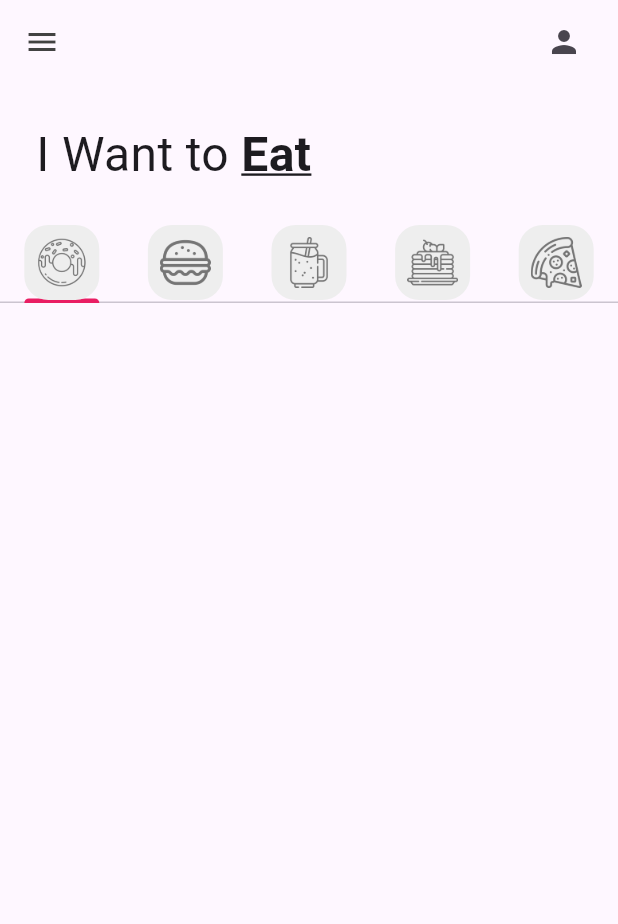
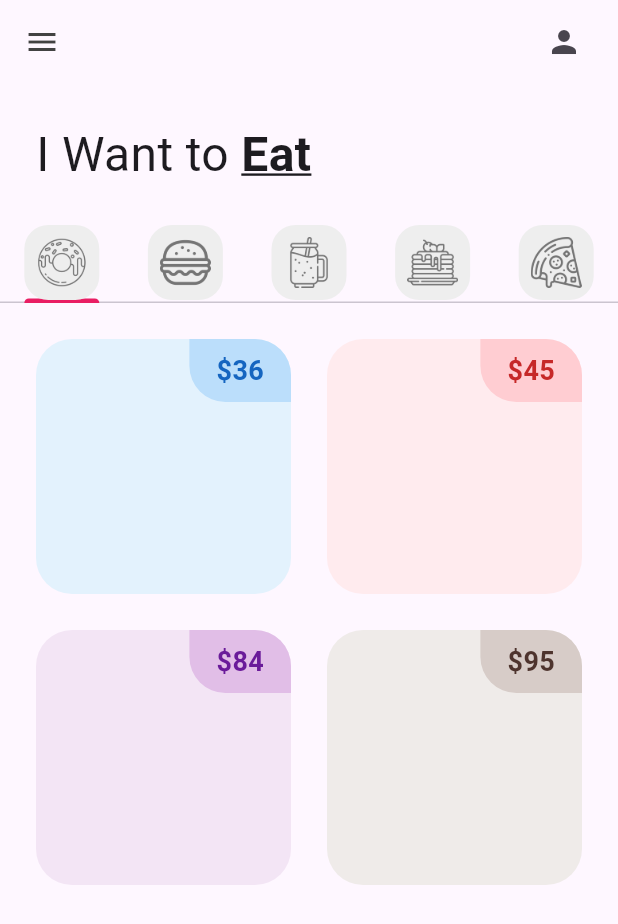
Before and after one commit to Brayam12/donut_app_4sa, a Flutter app: the screen it shows after launch, on a phone screen of 412 x 824 dp. Shown: the top 924 px of the screen. Run offline on Flutter 3.47's test engine with Material 3 defaults, Android fonts, the phone set to English and light mode, and no system bars.

Commit message:
Starting DonutTile

```diff
--- a/lib/tabs/donut_tab.dart
+++ b/lib/tabs/donut_tab.dart
@@ -1,7 +1,19 @@
+import 'package:donut_app_4sa/utils/donut_tile.dart';
 import 'package:flutter/material.dart';
 
 class DonutTab extends StatelessWidget {
-  const DonutTab({super.key});
+  //list of donuts
+  final List donutsOnSale = [
+    // [ donutFlavor, donutPrice, donutColor, imageName ]
+    ["Ice Cream", "36", Colors.blue, "lib/images/icecream_donut.png"],
+    ["Strawberry", "45", Colors.red, "lib/images/strawberry_donut.png"],
+    ["Grape Ape", "84", Colors.purple, "lib/images/grape_donut.png"],
+    ["Choco", "95", Colors.brown, "lib/images/chocolate_donut.png"],
+  ];
+
+
+
+  DonutTab({super.key});
 
   @override
   Widget build(BuildContext context) {
@@ -15,7 +27,14 @@ class DonutTab extends StatelessWidget {
       padding: const EdgeInsets.all(12),
       //¿Qué elemento se construira?
       itemBuilder: (context, index){
-        return;
+        return DonutTile(
+          donutFlavor: donutsOnSale[index][0],
+          donutPrice: donutsOnSale[index][1],
+          donutColor: donutsOnSale[index][2],
+          imageName: donutsOnSale[index][3],
+
+
+        );
 
       }
     );
--- /dev/null
+++ b/lib/utils/donut_tile.dart
@@ -0,0 +1,54 @@
+import 'package:flutter/material.dart';
+
+class DonutTile extends StatelessWidget {
+  final String donutFlavor;
+  final String donutPrice;
+  //dynamic porque sera de tipo Color
+  final dynamic donutColor;
+  final String imageName;
+
+  const DonutTile(
+      {super.key,
+      required this.donutFlavor,
+      required this.donutPrice,
+      required this.donutColor,
+      required this.imageName});
+
+  @override
+  Widget build(BuildContext context) {
+    return Padding(
+      padding: const EdgeInsets.all(12.0),
+      child: Container(
+        //color: donutColor[100],
+        decoration: BoxDecoration(
+          color: donutColor[50],
+          borderRadius: BorderRadius.circular(24),
+        ),
+        child: Column(children: [
+          Row(
+            mainAxisAlignment: MainAxisAlignment.end,
+            children: [
+              Container(
+                decoration: BoxDecoration(
+                  color: donutColor[100],
+                  borderRadius: BorderRadius.only(bottomLeft: Radius.circular(24),
+                  topRight: Radius.circular(24)),
+                ),
+                padding: const EdgeInsets.symmetric(vertical: 8, horizontal: 18),
+                child: Text(
+                "\$$donutPrice",
+                style: TextStyle(
+                  fontWeight: FontWeight.bold,
+                  fontSize: 18,
+                  color: donutColor[800],
+                )
+                ),
+              )
+            ],
+          )
+
+        ],),
+      ),
+    );
+  }
+}
```
